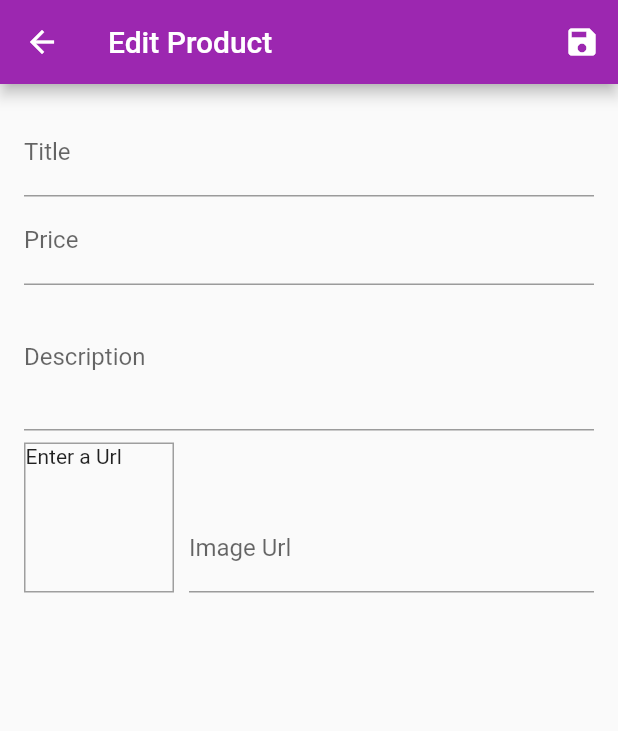
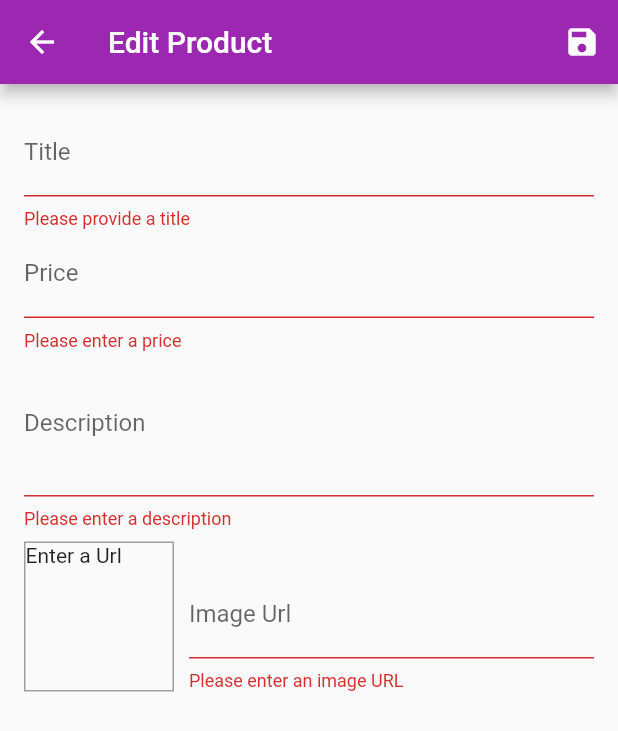
Before and after one commit to hochungwong/flutter_simple_shop, a Flutter app: the EditProductScreen screen opened by its route, after a tap on the "save" icon, on a phone screen of 412 x 824 dp. Shown: the top 731 px of the screen. Run offline on Flutter 3.47's test engine with Material 2 defaults, Android fonts, the phone set to English and light mode, and no system bars; network calls fail.

Commit message:
form validtion, edit product , add new product and delete product

```diff
--- a/lib/screens/edit_product_screen.dart
+++ b/lib/screens/edit_product_screen.dart
@@ -1,5 +1,8 @@
 import "package:flutter/material.dart";
 import "../providers/product.dart";
+import "../providers/products.dart";
+
+import "package:provider/provider.dart";
 
 class EditProductScreen extends StatefulWidget {
   static const routeName = "/edit-product";
@@ -16,14 +19,43 @@ class _EditProductScreenState extends State<EditProductScreen> {
   final _imageUrlController = TextEditingController();
   //store form state globally
   final _form = GlobalKey<FormState>();
-
+  //updated product object;
   var _editedProduct =
       Product(id: null, title: "", price: 0, description: "", imageUrl: "");
+  var _initValues = {
+    "title": "",
+    "description": "",
+    "price": "",
+    "imageUrl": "",
+  }; // for edit product, to load all the init values
+
+  var _isInit = true;
 
   @override
   void initState() {
     _imageUrlFocusNode.addListener(_updateImageUrl);
     super.initState();
+  }
+
+  @override
+  void didChangeDependencies() {
+    // TODO: implement didChangeDependencies
+    if (_isInit) {
+      final productId = ModalRoute.of(context).settings.arguments as String;
+      if (productId != null) {
+        _editedProduct = Provider.of<Products>(context, listen: false).findById(
+            productId); //loading the product we need from the list of the products
+        _initValues = {
+          "title": _editedProduct.title,
+          "description": _editedProduct.description,
+          "price": _editedProduct.price.toString(),
+          "imageUrl": "",
+        };
+        _imageUrlController.text = _editedProduct.imageUrl;
+      }
+      _isInit = false;
+      super.didChangeDependencies();
+    }
   }
 
   @override
@@ -39,17 +71,34 @@ class _EditProductScreenState extends State<EditProductScreen> {
 
   void _updateImageUrl() {
     if (!_imageUrlFocusNode.hasFocus) {
+      var _imageUrlValue = _imageUrlController.text;
+      if ((!_imageUrlValue.startsWith("http") &&
+          !_imageUrlValue.startsWith("https"))) {
+//          (!_imageUrlValue.endsWith(".jpg") &&
+//              !_imageUrlValue.endsWith(".jpeg") &&
+//              !_imageUrlValue.endsWith(".png"))) {
+        return;
+      }
       //lost focus
       setState(() {});
     }
   }
 
   void _saveForm() {
+    final isValid = _form.currentState.validate(); //trigger validators
+    if (!isValid) {
+      return;
+    }
     _form.currentState.save();
-    print(_editedProduct.title);
-    print(_editedProduct.description);
-    print(_editedProduct.price);
-    print(_editedProduct.imageUrl);
+    if (_editedProduct.id != null) {
+      //id only exists when loaded an existing product
+      Provider.of<Products>(context, listen: false)
+          .updateProduct(_editedProduct.id, _editedProduct);
+    } else {
+      //add new producyt
+      Provider.of<Products>(context, listen: false).addProduct(_editedProduct);
+    }
+    Navigator.of(context).pop();
   }
 
   @override
@@ -71,8 +120,15 @@ class _EditProductScreenState extends State<EditProductScreen> {
           child: ListView(
             children: <Widget>[
               TextFormField(
+                initialValue: _initValues["title"],
                 decoration: InputDecoration(labelText: "Title"),
                 textInputAction: TextInputAction.next,
+                validator: (value) {
+                  if (value.isEmpty) {
+                    return "Please provide a title";
+                  }
+                  return null;
+                },
                 onFieldSubmitted: (_) {
                   FocusScope.of(context).requestFocus(_priceFocusNode);
                 },
@@ -82,14 +138,29 @@ class _EditProductScreenState extends State<EditProductScreen> {
                       price: _editedProduct.price,
                       description: _editedProduct.description,
                       imageUrl: _editedProduct.imageUrl,
-                      id: null);
+                      id: _editedProduct.id,
+                      isFavorite: _editedProduct.isFavorite);
                 },
               ),
               TextFormField(
+                initialValue: _initValues["price"],
                 decoration: InputDecoration(labelText: "Price"),
                 textInputAction: TextInputAction.next,
                 keyboardType: TextInputType.number,
                 focusNode: _priceFocusNode,
+                validator: (value) {
+                  if (value.isEmpty) {
+                    return "Please enter a price";
+                  }
+                  if (double.tryParse(value) == null) {
+                    //parsing failed
+                    return "Please enter a valid number";
+                  }
+                  if (double.parse(value) <= 0) {
+                    return "Please enter a non-negative number";
+                  }
+                  return null;
+                },
                 onFieldSubmitted: (_) {
                   FocusScope.of(context).requestFocus(_descriptionFocusNode);
                 },
@@ -99,21 +170,33 @@ class _EditProductScreenState extends State<EditProductScreen> {
                       price: double.parse(value),
                       description: _editedProduct.description,
                       imageUrl: _editedProduct.imageUrl,
-                      id: null);
+                      id: _editedProduct.id,
+                      isFavorite: _editedProduct.isFavorite);
                 },
               ),
               TextFormField(
+                initialValue: _initValues["description"],
                 decoration: InputDecoration(labelText: "Description"),
                 maxLines: 3,
                 keyboardType: TextInputType.multiline,
                 focusNode: _descriptionFocusNode,
+                validator: (value) {
+                  if (value.isEmpty) {
+                    return "Please enter a description";
+                  }
+                  if (value.length < 10 && value.length > 0) {
+                    return "Should be at least 10 characters long";
+                  }
+                  return null;
+                },
                 onSaved: (value) {
                   _editedProduct = Product(
                       title: _editedProduct.title,
                       price: _editedProduct.price,
                       description: value,
                       imageUrl: _editedProduct.imageUrl,
-                      id: null);
+                      id: _editedProduct.id,
+                      isFavorite: _editedProduct.isFavorite);
                 },
               ),
               Row(
@@ -142,13 +225,29 @@ class _EditProductScreenState extends State<EditProductScreen> {
                         textInputAction: TextInputAction.done,
                         controller: _imageUrlController,
                         focusNode: _imageUrlFocusNode,
+                        validator: (value) {
+                          if (value.isEmpty) {
+                            return "Please enter an image URL";
+                          }
+                          if (!value.startsWith("http") ||
+                              !value.startsWith("https")) {
+                            return "Please enter a valid image URL";
+                          }
+//                          if (!value.endsWith(("png")) ||
+//                              !value.endsWith("jpg") ||
+//                              !value.endsWith("jpeg")) {
+//                            return "Please enter a valid image format";
+//                          }
+                          return null;
+                        },
                         onSaved: (value) {
                           _editedProduct = Product(
                               title: _editedProduct.title,
                               price: _editedProduct.price,
                               description: _editedProduct.description,
                               imageUrl: value,
-                              id: null);
+                              id: _editedProduct.id,
+                              isFavorite: _editedProduct.isFavorite);
                         },
                         onFieldSubmitted: (_) {
                           _saveForm();
```
Also changed, not shown: lib/providers/products.dart (+23 -1 lines), lib/screens/user_products_screen.dart (+5 -2 lines), lib/widgets/user_product_item.dart (+15 -3 lines).
